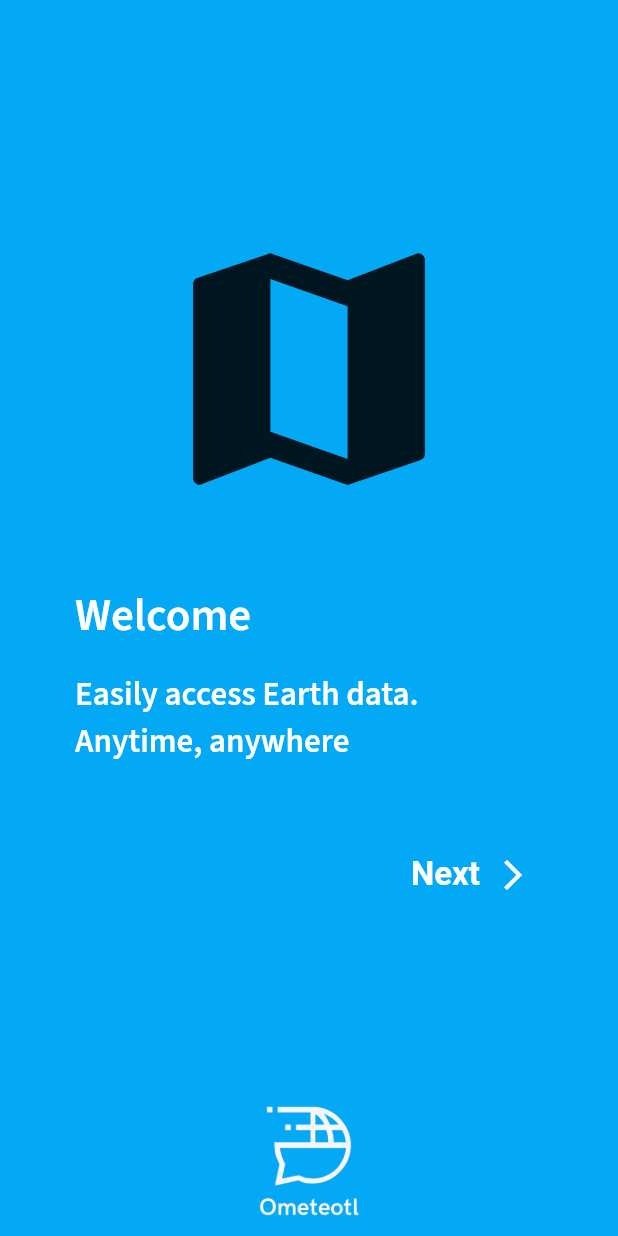
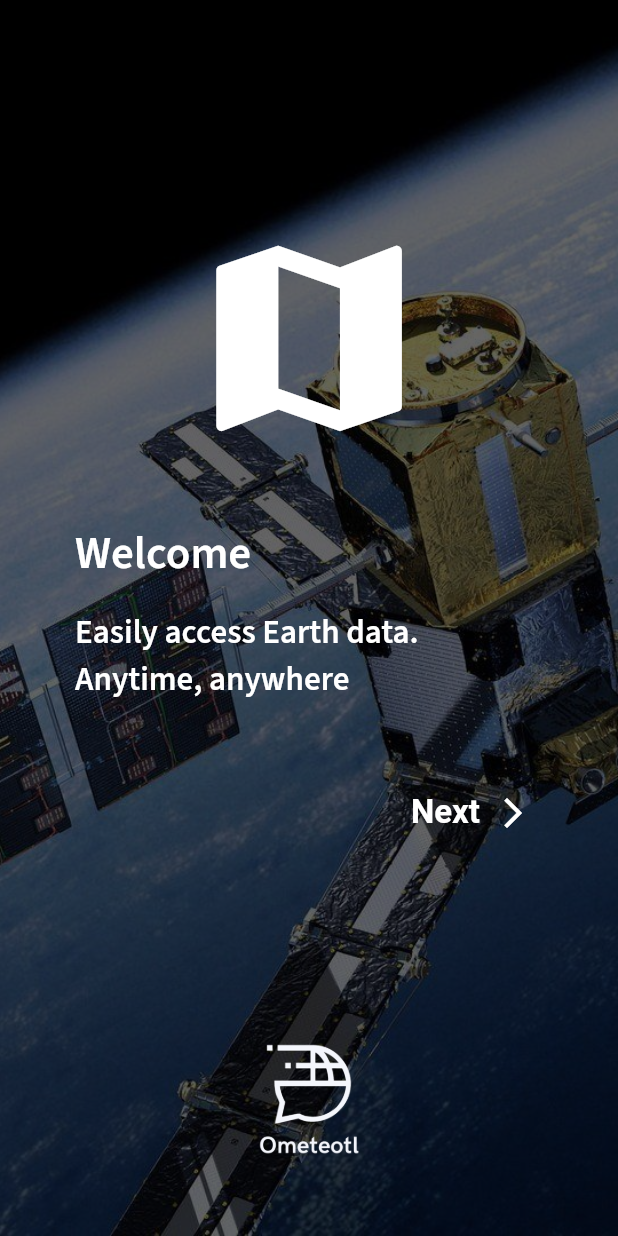
Before and after one commit to Oscar6647/SpaceApps-2023-Ometeotl, a Flutter app: the ExplainScreen screen opened directly, on a phone screen of 412 x 824 dp. Run offline on Flutter 3.47's test engine with Material 2 defaults, Android fonts, the phone set to English and light mode, and no system bars; our stand-ins replace google_fonts.

Commit message:
changed background and opacity for explain screens

```diff
--- a/ometeotl/lib/screen/explain_screen.dart
+++ b/ometeotl/lib/screen/explain_screen.dart
@@ -19,30 +19,30 @@ class _ExplainScreenState extends State<ExplainScreen> {
         controller: pageController,
         children: [
           PageScreen(
+            backgroundImage: const AssetImage("assets/satelite.jpg"),
             pageController: pageController,
             titleText: "Welcome",
             descriptionText: "Easily access Earth data. Anytime, anywhere",
             icon: Icons.map,
             nextPage: 1,
-            backgroundColor: Colors.lightBlue,
             goNextPage: false,
           ),
           PageScreen(
+            backgroundImage: const AssetImage("assets/satelite2.jpg"),
             pageController: pageController,
             titleText: "Discover",
             descriptionText: "Learn new information about our planet",
             icon: Icons.cloud,
             nextPage: 2,
-            backgroundColor: Colors.purple,
             goNextPage: false,
           ),
           PageScreen(
+            backgroundImage: const AssetImage("assets/satelite3.jpg"),
             pageController: pageController,
             titleText: "Made for everyone",
             descriptionText: "Fiter information that's relevant to you",
             icon: Icons.people,
             nextPage: 3,
-            backgroundColor: Colors.red,
             goNextPage: true,
           ),
         ],
@@ -56,9 +56,9 @@ class PageScreen extends StatelessWidget {
   final String descriptionText;
   final IconData icon;
   final int nextPage;
-  final Color backgroundColor;
   final PageController pageController;
   final bool goNextPage;
+   final AssetImage backgroundImage;
 
   const PageScreen({
     super.key,
@@ -67,8 +67,8 @@ class PageScreen extends StatelessWidget {
     required this.descriptionText,
     required this.icon,
     required this.nextPage,
-    required this.backgroundColor,
     required this.goNextPage,
+    required this.backgroundImage,
   });
 
   @override
@@ -77,7 +77,15 @@ class PageScreen extends StatelessWidget {
       height: MediaQuery.of(context).size.height,
       width: MediaQuery.of(context).size.width,
       decoration: BoxDecoration(
-        color: backgroundColor,
+         image: DecorationImage(
+
+          image: backgroundImage, // Set the background image here
+          fit: BoxFit.cover,
+          colorFilter: ColorFilter.mode(
+      Colors.black.withOpacity(0.6), // Set the opacity value here
+      BlendMode.darken,
+    ),
+         )
       ),
       child: SingleChildScrollView(
         child: Column(
@@ -95,7 +103,8 @@ class PageScreen extends StatelessWidget {
                   ),
                   Icon(
                     icon,
-                    size: (MediaQuery.of(context).size.height / 4),
+                    size: (MediaQuery.of(context).size.height / 5),
+                    color: Colors.white,
                   ),
                   const SizedBox(
                     height: 40,
```
Also changed, not shown: ometeotl/assets/satelite3.jpg.
